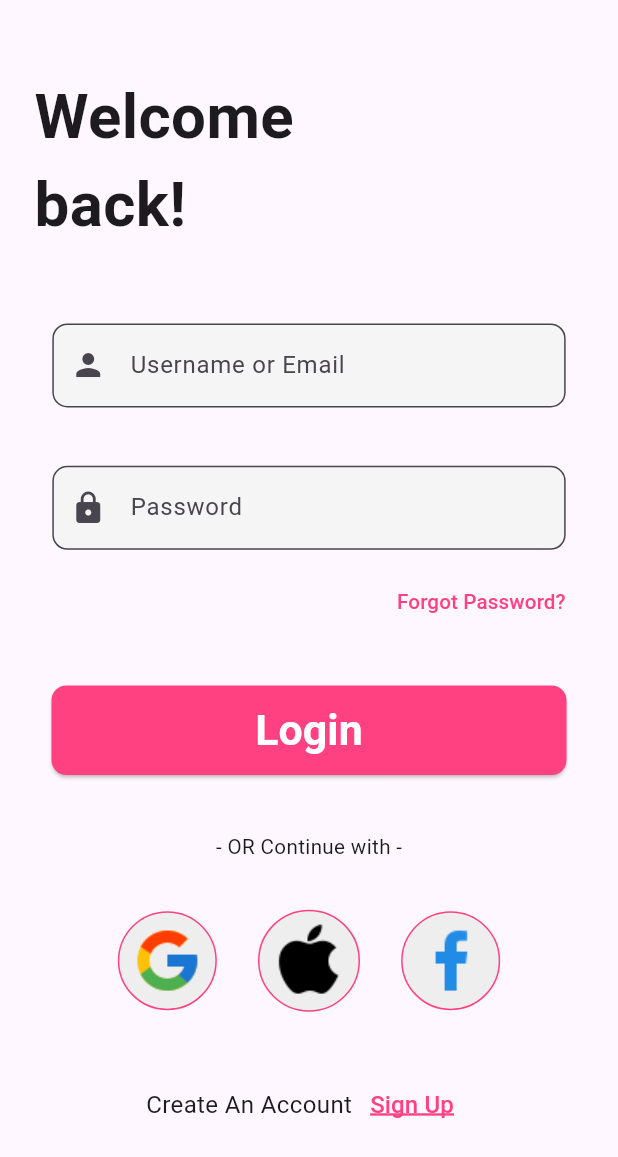
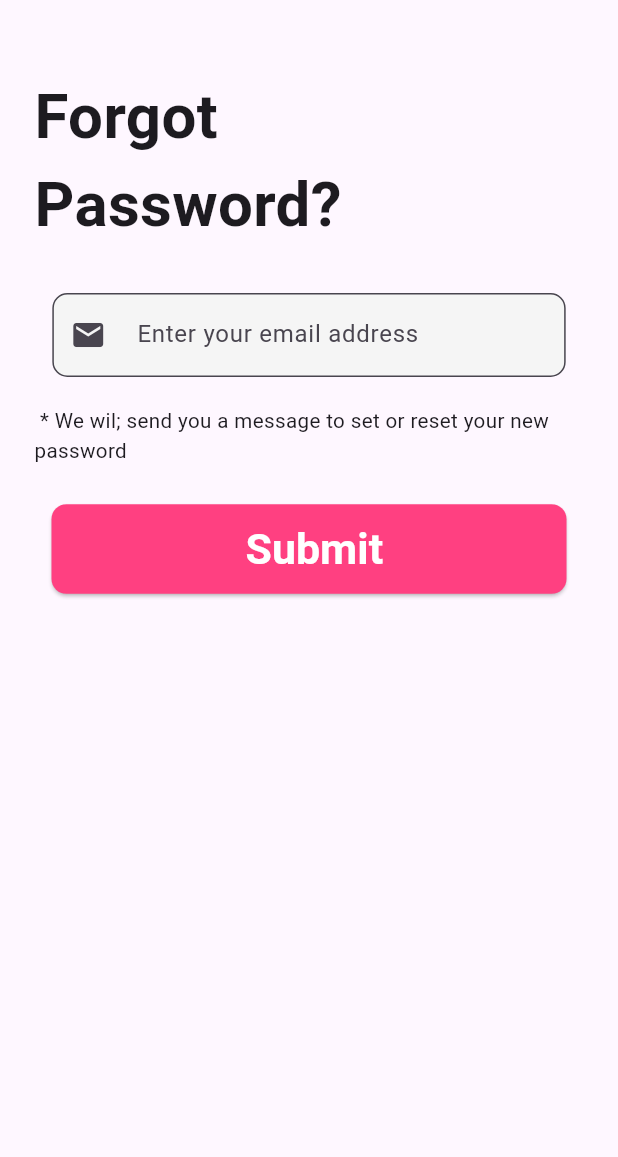
Before and after one commit to AmanSinghThakur01/Shopy, a Flutter app: the Loginpage screen opened directly, after a tap on "Forgot Password?", on a phone screen of 412 x 824 dp. Shown: the top 1157 px of the screen. Run offline on Flutter 3.47's test engine with Material 3 defaults, Android fonts, the phone set to English and light mode, and no system bars; our stand-ins replace firebase_auth, firebase_core, flutter_screenutil, google_nav_bar, introduction_screen; accounts and stored records are empty.

Commit message:
working on forgot password screen for  the user to reset password

```diff
--- /dev/null
+++ b/Shopy/lib/auth/forgotpassword.dart
@@ -0,0 +1,66 @@
+import 'package:firebase_auth/firebase_auth.dart';
+import 'package:flutter/material.dart';
+import 'package:flutter_screenutil/flutter_screenutil.dart';
+import 'package:shopy/custom%20widgets/Ui_helper.dart';
+class Forgotpassword extends StatefulWidget {
+  const Forgotpassword({super.key});
+
+  @override
+  State<Forgotpassword> createState() => _ForgotpasswordState();
+}
+
+class _ForgotpasswordState extends State<Forgotpassword> {
+  TextEditingController emailcontroller = TextEditingController();
+  forgotpassword(String email) async {
+    if (email.isEmpty) {
+      UiHelper.CustomAlertBox(context, "Enter an Email to reset Password");
+      return;
+    }
+
+    try {
+      await FirebaseAuth.instance.sendPasswordResetEmail(email: email);
+      UiHelper.CustomAlertBox(
+          context, "✅ Password reset email sent! Check your inbox or spam folder.");
+    } on FirebaseAuthException catch (e) {
+      UiHelper.CustomAlertBox(context, e.message.toString());
+    } catch (e) {
+      UiHelper.CustomAlertBox(context, "Unexpected error: $e");
+    }
+  }
+
+  @override
+  Widget build(BuildContext context) {
+    return Scaffold(
+      resizeToAvoidBottomInset: true,
+      body: SafeArea(child: SingleChildScrollView(
+        child: Padding(
+          padding: EdgeInsets.symmetric(horizontal: 20.w, vertical: 10.h),
+          child: Column(
+            mainAxisAlignment: MainAxisAlignment.center,
+            children: [
+              SizedBox(height: 30.h),
+              Align(
+                alignment: Alignment.topLeft,
+                child: Text(
+                  "Forgot \nPassword?",
+                  style: TextStyle(
+                    fontSize: 36.sp,
+                    fontWeight: FontWeight.bold,
+                  ),
+                ),
+              ),
+              SizedBox(height: 8.h,),
+              UiHelper.customtextfield(emailcontroller, " Enter your email address", Icons.mail, false),
+              SizedBox(height: 15.h,),
+              Text(" * We wil; send you a message to set or reset your new password ",style: TextStyle(fontSize: 12.sp),),
+              SizedBox(height: 15.h,),
+              UiHelper.customElevetedButton((){
+                forgotpassword( emailcontroller.text.toString());
+              }, " Submit"),
+            ],
+          ),
+        ),
+      )),
+    );
+  }
+}
--- a/Shopy/lib/auth/loginpage.dart
+++ b/Shopy/lib/auth/loginpage.dart
@@ -2,6 +2,7 @@ import 'package:firebase_auth/firebase_auth.dart';
 import 'package:flutter/material.dart';
 import 'package:flutter_screenutil/flutter_screenutil.dart';
 import 'package:shopy/auth/Signup_page.dart';
+import 'package:shopy/auth/forgotpassword.dart';
 import 'package:shopy/custom%20widgets/Ui_helper.dart';
 import 'package:shopy/presentation/user/screens/Homepage.dart';
 
@@ -79,7 +80,9 @@ class _LoginpageState extends State<Loginpage> {
                 Align(
                   alignment: Alignment.topRight,
                   child: UiHelper.customtextbutton(
-                        () {},
+                        () {
+                          Navigator.push(context, MaterialPageRoute(builder: (context) => Forgotpassword(),));
+                        },
                     'Forgot Password?',
                     12.sp,
                     false,
```
